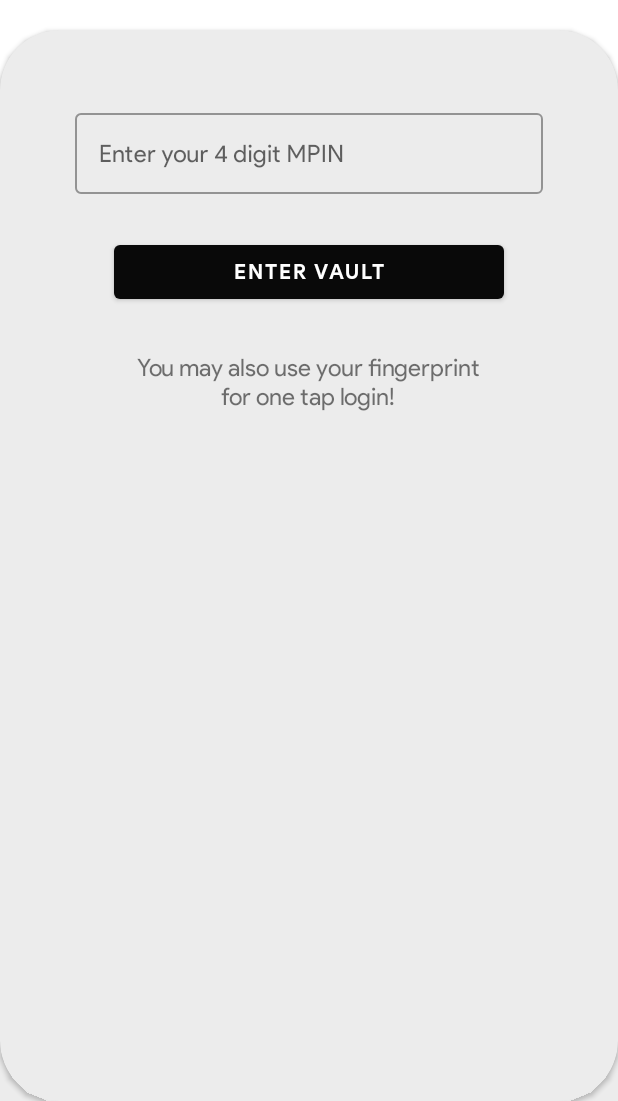
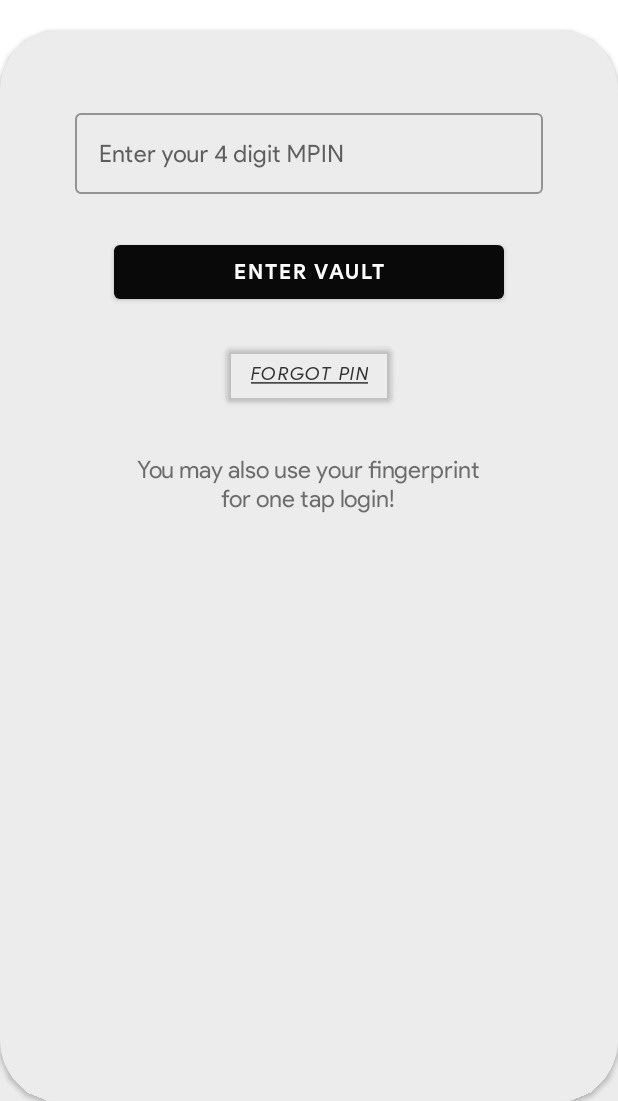
Before and after one commit to the-rebooted-coder/Vault-y, an Android app: the ReturnLogIn screen opened directly, with no data from a screen before it, on a phone screen of 412 x 824 dp, the part 135-1236 px from its top. Run offline under Robolectric (Android 15) with nearby library versions, the phone set to English and light mode, and no system bars; pictures from the network do not load.

Commit message:
Added Forgot MPIN Field

```diff
--- a/app/src/main/res/layout-night/activity_return_log_in.xml
+++ b/app/src/main/res/layout-night/activity_return_log_in.xml
@@ -67,22 +67,36 @@
                 android:text="@string/enter_vault"
                 android:textColor="@color/white" />
 
+            <com.google.android.material.button.MaterialButton
+                android:id="@+id/forgotVaultPin"
+                android:layout_width="wrap_content"
+                android:layout_height="wrap_content"
+                android:layout_below="@+id/enterVaultAgain"
+                android:layout_centerHorizontal="true"
+                android:layout_marginTop="20dp"
+                android:backgroundTint="#00FFFFFF"
+                android:fontFamily="@font/productsansitalic"
+                android:text="@string/forgot_pin"
+                android:textColor="#EFEFEF"
+                android:textSize="12sp" />
+
             <TextView
                 android:id="@+id/aboutFingerprint"
                 android:layout_width="wrap_content"
                 android:layout_height="wrap_content"
-                android:layout_below="@+id/enterVaultAgain"
+                android:layout_below="@+id/forgotVaultPin"
                 android:layout_centerHorizontal="true"
                 android:layout_marginTop="30dp"
                 android:fontFamily="@font/productsans"
                 android:text="@string/use_finger"
                 android:textAlignment="center"
                 android:textSize="16sp" />
+
             <com.airbnb.lottie.LottieAnimationView
                 android:id="@+id/fingerPrintAnim"
                 android:layout_width="60dp"
+                android:layout_height="60dp"
                 android:layout_below="@+id/aboutFingerprint"
-                android:layout_height="60dp"
                 android:layout_centerHorizontal="true"
                 android:layout_marginTop="20dp"
                 app:lottie_autoPlay="true"
--- a/app/src/main/res/layout/activity_return_log_in.xml
+++ b/app/src/main/res/layout/activity_return_log_in.xml
@@ -68,11 +68,24 @@
                 android:text="@string/enter_vault"
                 android:textColor="@color/white" />
 
+            <com.google.android.material.button.MaterialButton
+                android:id="@+id/forgotVaultPin"
+                android:layout_width="wrap_content"
+                android:backgroundTint="#00FFFFFF"
+                android:textSize="12sp"
+                android:layout_height="wrap_content"
+                android:layout_below="@+id/enterVaultAgain"
+                android:layout_centerHorizontal="true"
+                android:layout_marginTop="20dp"
+                android:fontFamily="@font/productsansitalic"
+                android:text="@string/forgot_pin"
+                android:textColor="#323232" />
+
             <TextView
                 android:id="@+id/aboutFingerprint"
                 android:layout_width="wrap_content"
                 android:layout_height="wrap_content"
-                android:layout_below="@+id/enterVaultAgain"
+                android:layout_below="@+id/forgotVaultPin"
                 android:layout_centerHorizontal="true"
                 android:layout_marginTop="30dp"
                 android:fontFamily="@font/productsans"
--- a/app/src/main/res/values/strings.xml
+++ b/app/src/main/res/values/strings.xml
@@ -32,6 +32,7 @@
     <string name="proceed">Proceed</string>
     <string name="enter_received_otp">Enter received OTP</string>
     <string name="verify">Verify</string>
+    <string name="forgot_pin"><u>Forgot pin</u></string>
     <string-array name="welcomeTexts">
         <item>Hello.</item>
         <item>Welcome to Vault-y</item>
```
